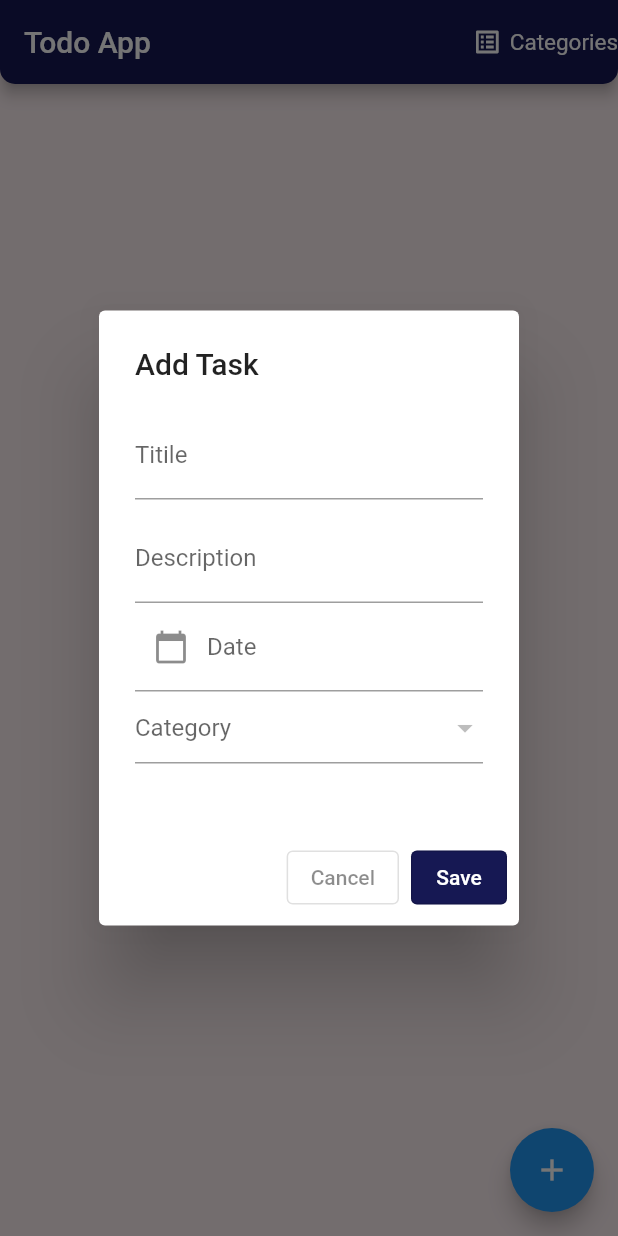
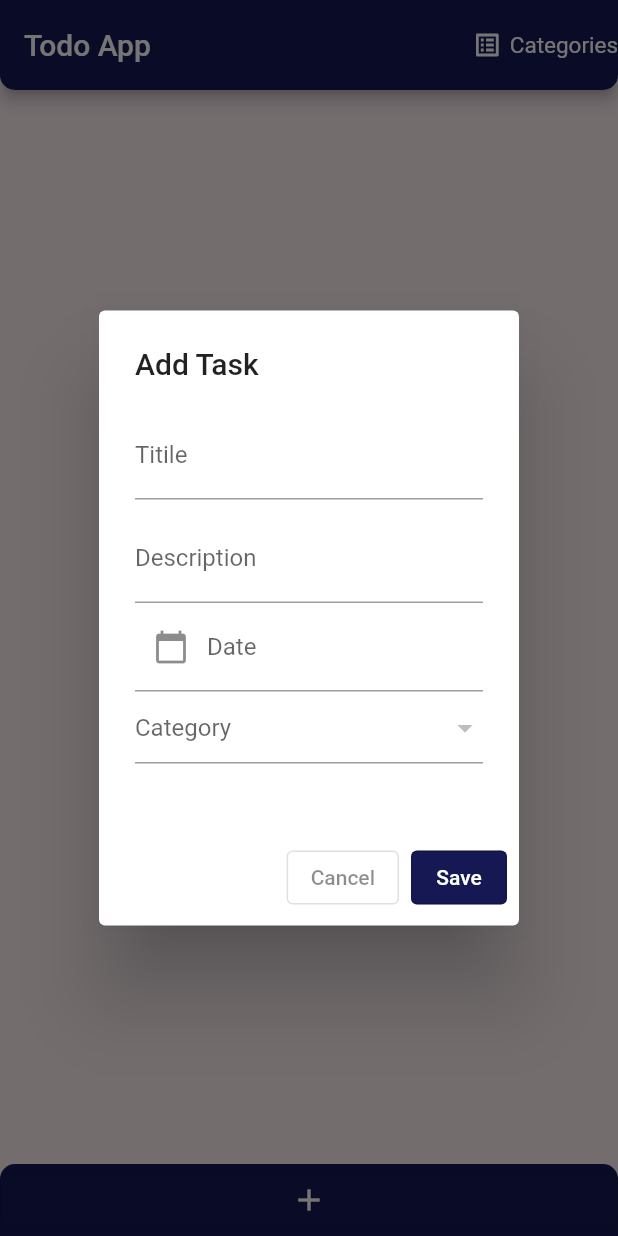
Before and after one commit to pndychrg/todo_app, a Flutter app: the screen it shows after launch, after a tap on the "add" icon, on a phone screen of 412 x 824 dp. Run offline on Flutter 3.47's test engine with Material 2 defaults, Android fonts, the phone set to English and light mode, and no system bars; our stand-ins replace curved_navigation_bar, google_fonts, sqflite; accounts and stored records are empty.

Commit message:
Edited the Add Task Button

```diff
--- a/lib/screens/home_screen.dart
+++ b/lib/screens/home_screen.dart
@@ -9,10 +9,10 @@ import 'package:todo_app/services/category_service.dart';
 import 'package:intl/intl.dart';
 import 'package:todo_app/services/todo_service.dart';
 import 'package:todo_app/widgets/top_navigation_bar.dart';
+import 'package:curved_navigation_bar/curved_navigation_bar.dart';
 
 class HomeScreen extends StatefulWidget {
   const HomeScreen({Key? key}) : super(key: key);
-
   @override
   _HomeScreenState createState() => _HomeScreenState();
 }
@@ -232,6 +232,7 @@ class _HomeScreenState extends State<HomeScreen> {
     return Scaffold(
       key: _globalKey,
       appBar: AppBar(
+        toolbarHeight: 60,
         shape: RoundedRectangleBorder(
           borderRadius: BorderRadius.only(
               bottomLeft: Radius.circular(10),
@@ -266,21 +267,23 @@ class _HomeScreenState extends State<HomeScreen> {
           ),
         ],
       ),
-      floatingActionButton: FloatingActionButton(
-        onPressed: () {
-          _addDailogBox(context);
-        },
-        child: Icon(Icons.add),
-      ),
+      // floatingActionButton: FloatingActionButton(
+      //   onPressed: () {
+      //     _addDailogBox(context);
+      //   },
+      //   child: Icon(Icons.add),
+      // ),
       body: Container(
         child: Column(
           children: [
+            //top categories List
             SizedBox(
               height: 54,
               child: Padding(
                 padding: const EdgeInsets.only(left: 4.0, top: 4.0),
                 child: Expanded(
                   child: ListView.builder(
+                    shrinkWrap: true,
                     scrollDirection: Axis.horizontal,
                     itemCount: _categoryList.length,
                     itemBuilder: (context, index) {
@@ -314,6 +317,7 @@ class _HomeScreenState extends State<HomeScreen> {
             SizedBox(
               height: 10,
             ),
+            //todo list
             Expanded(
               child: ListView.builder(
                 itemCount: _todoList.length,
@@ -359,6 +363,26 @@ class _HomeScreenState extends State<HomeScreen> {
                 },
               ),
             ),
+            //bottom navigation Button
+            Container(
+              decoration: BoxDecoration(
+                borderRadius: BorderRadius.only(
+                  topLeft: Radius.circular(10),
+                  topRight: Radius.circular(10),
+                ),
+                color: kpurpleColor,
+              ),
+              width: double.infinity,
+              child: OutlinedButton(
+                onPressed: () {
+                  _addDailogBox(context);
+                },
+                child: Icon(
+                  Icons.add,
+                  color: Colors.white,
+                ),
+              ),
+            ),
           ],
         ),
       ),
--- a/pubspec.yaml
+++ b/pubspec.yaml
@@ -37,6 +37,7 @@ dependencies:
   path_provider: ^2.0.9
   google_fonts: ^2.3.1
   intl: ^0.17.0
+  curved_navigation_bar: ^1.0.3
 
 dev_dependencies:
   flutter_test:
```
Also changed, not shown: pubspec.lock, 1 other file.
